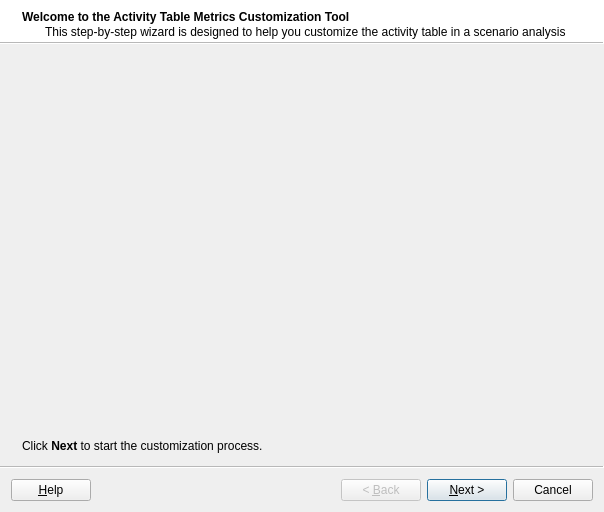
Old version of the form src/cplus_plugin/ui/activity_metrics_builder_dialog.ui in the repository ConservationInternational/cplus-plugin.
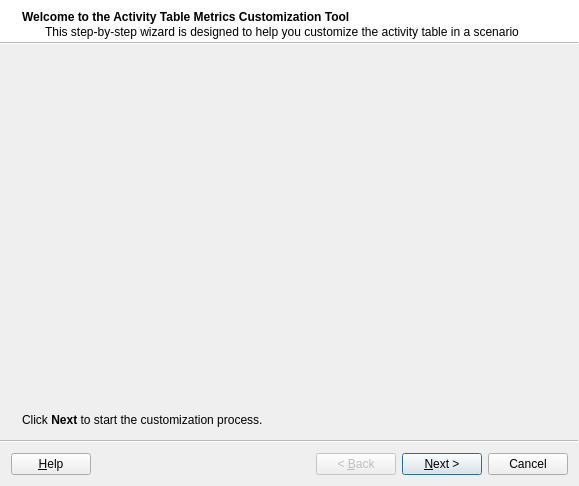
New version of the form. Custom widgets are drawn as their Qt base class.

Commit message: Validate columns page.

Diff of the .ui file:
```diff
--- a/src/cplus_plugin/ui/activity_metrics_builder_dialog.ui
+++ b/src/cplus_plugin/ui/activity_metrics_builder_dialog.ui
@@ -6,8 +6,8 @@
    <rect>
     <x>0</x>
     <y>0</y>
-    <width>604</width>
-    <height>512</height>
+    <width>574</width>
+    <height>486</height>
    </rect>
   </property>
   <property name="windowTitle">
```
Left out of the diff: 36 changed lines with no effect on the pictures. Lines whose indentation alone changed are shown as unchanged. The commit also changes 1 other file.
